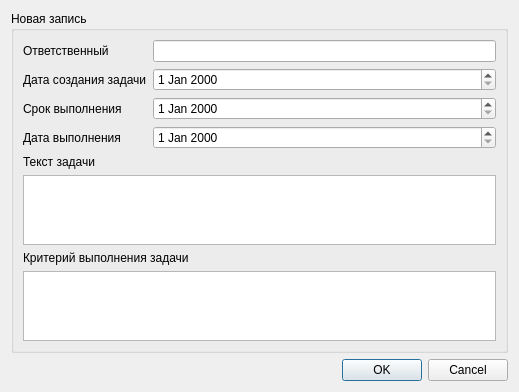
The window that adddialog.ui (StepFanFly/test_task) describes before a commit, drawn with Qt 5.
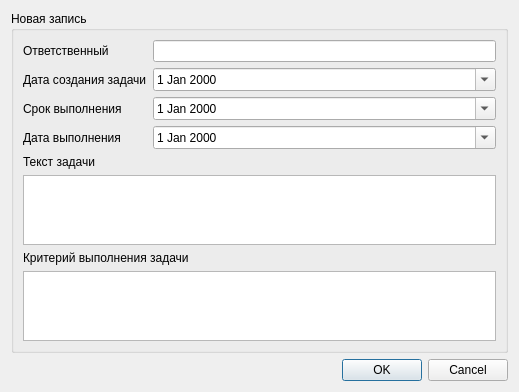
The same window after the commit. Custom widgets are drawn as their Qt base class.

What changed in the file:
```diff
--- a/adddialog.ui
+++ b/adddialog.ui
@@ -40,7 +40,11 @@
          </widget>
         </item>
         <item row="1" column="1">
-         <widget class="QDateEdit" name="editDateStart"/>
+         <widget class="QDateEdit" name="editDateStart">
+          <property name="calendarPopup">
+           <bool>true</bool>
+          </property>
+         </widget>
         </item>
         <item row="2" column="0">
          <widget class="QLabel" name="label_3">
@@ -50,7 +54,11 @@
          </widget>
         </item>
         <item row="2" column="1">
-         <widget class="QDateEdit" name="editDateDeadline"/>
+         <widget class="QDateEdit" name="editDateDeadline">
+          <property name="calendarPopup">
+           <bool>true</bool>
+          </property>
+         </widget>
         </item>
         <item row="3" column="0">
          <widget class="QLabel" name="label_4">
@@ -65,7 +73,7 @@
            <enum>QDateTimeEdit::DaySection</enum>
           </property>
           <property name="calendarPopup">
-           <bool>false</bool>
+           <bool>true</bool>
           </property>
           <property name="currentSectionIndex">
            <number>0</number>
```
